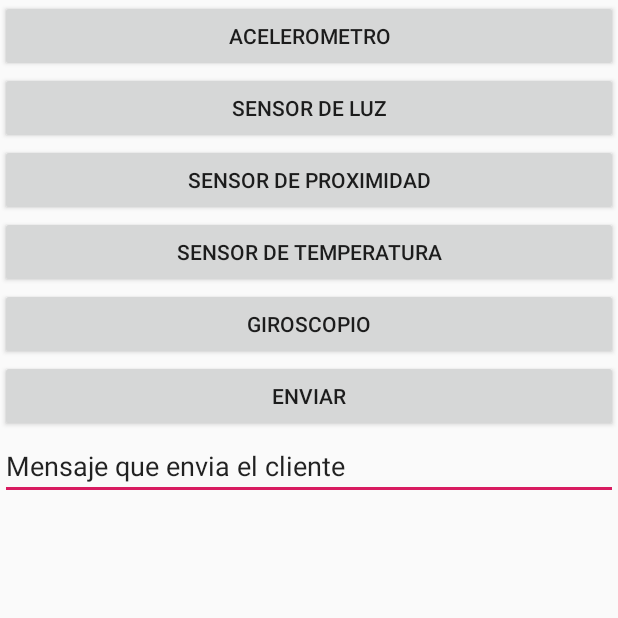
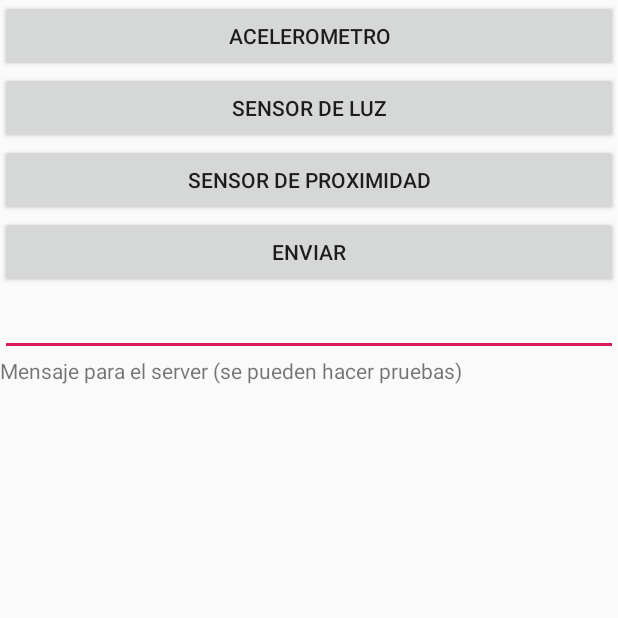
Before and after one commit to Bojorge/HelpEyesApp, an Android app: the screen it shows after launch (MainActivity), after a tap on "ENVIAR", on a phone screen of 412 x 824 dp, the top half of it. Run offline under Robolectric (Android 15) with nearby library versions, the phone set to English and light mode, and no system bars.

Commit message:
cambios en el layout

```diff
--- a/app/src/main/java/com/example/helpeyes/Acelerometro.java
+++ b/app/src/main/java/com/example/helpeyes/Acelerometro.java
@@ -128,15 +128,12 @@ public class Acelerometro extends Activity implements SensorEventListener {
         }
         if(event.values[SensorManager.DATA_X]>4){
             c.execute("incR");
-
         }
         if(event.values[SensorManager.DATA_Y]<7 && event.values[SensorManager.DATA_Z]>7){
             c.execute("esp");
-
         }
         if(event.values[SensorManager.DATA_Y]<7 && event.values[SensorManager.DATA_Z]<-6){
             c.execute("frte");
-
         }
 
 
--- a/app/src/main/java/com/example/helpeyes/Cliente.java
+++ b/app/src/main/java/com/example/helpeyes/Cliente.java
@@ -51,7 +51,7 @@ public class Cliente extends AsyncTask<String,Void,Void> {
         try {
 
             mensaje=strings[0];
-            String ip = "192.168.8.103";
+            String ip = "192.168.8.102";
             cliente = new Socket(ip, 1234);
             writer=new PrintWriter(cliente.getOutputStream());
             writer.write(mensaje);
--- a/app/src/main/java/com/example/helpeyes/MainActivity.java
+++ b/app/src/main/java/com/example/helpeyes/MainActivity.java
@@ -33,8 +33,6 @@ public class MainActivity extends AppCompatActivity {
         proximidad = (Button) findViewById(R.id.btnProximidad);
         mensaje = (EditText) findViewById(R.id.txtEscribir);
         enviar = (Button) findViewById(R.id.btnEnviar);
-
-
         textIn = (TextView)findViewById(R.id.txtLeer);
 
         acelerometro.setOnClickListener(new View.OnClickListener() {
@@ -79,7 +77,7 @@ public class MainActivity extends AppCompatActivity {
     public void enviar(View vista){
         Cliente c=new Cliente(this);
         c.execute(mensaje.getText().toString());
-        textIn.setText(c.getTexto());
+
     }
 
 }
--- a/app/src/main/res/layout/activity_main.xml
+++ b/app/src/main/res/layout/activity_main.xml
@@ -24,36 +24,23 @@
         android:text="Sensor de proximidad" />
 
     <Button
-        android:id="@+id/btnTemperatura"
-        android:layout_width="match_parent"
-        android:layout_height="wrap_content"
-        android:text="Sensor de temperatura" />
-
-    <Button
-        android:id="@+id/btnGiroscopio"
-        android:layout_width="match_parent"
-        android:layout_height="wrap_content"
-        android:text="Giroscopio" />
-
-    <Button
         android:id="@+id/btnEnviar"
         android:layout_width="match_parent"
         android:layout_height="wrap_content"
         android:onClick="enviar"
         android:text="Enviar"/>
 
-
     <EditText
         android:id="@+id/txtEscribir"
         android:layout_width="match_parent"
         android:layout_height="wrap_content"
-        android:text="Mensaje que envia el cliente"/>
+        android:text=""/>
 
     <TextView
         android:id="@+id/txtLeer"
         android:layout_width="match_parent"
         android:layout_height="wrap_content"
-        android:text="Mensaje que envia el servidor" />
+        android:text="Mensaje para el server (se pueden hacer pruebas)" />
 
 
 
```
